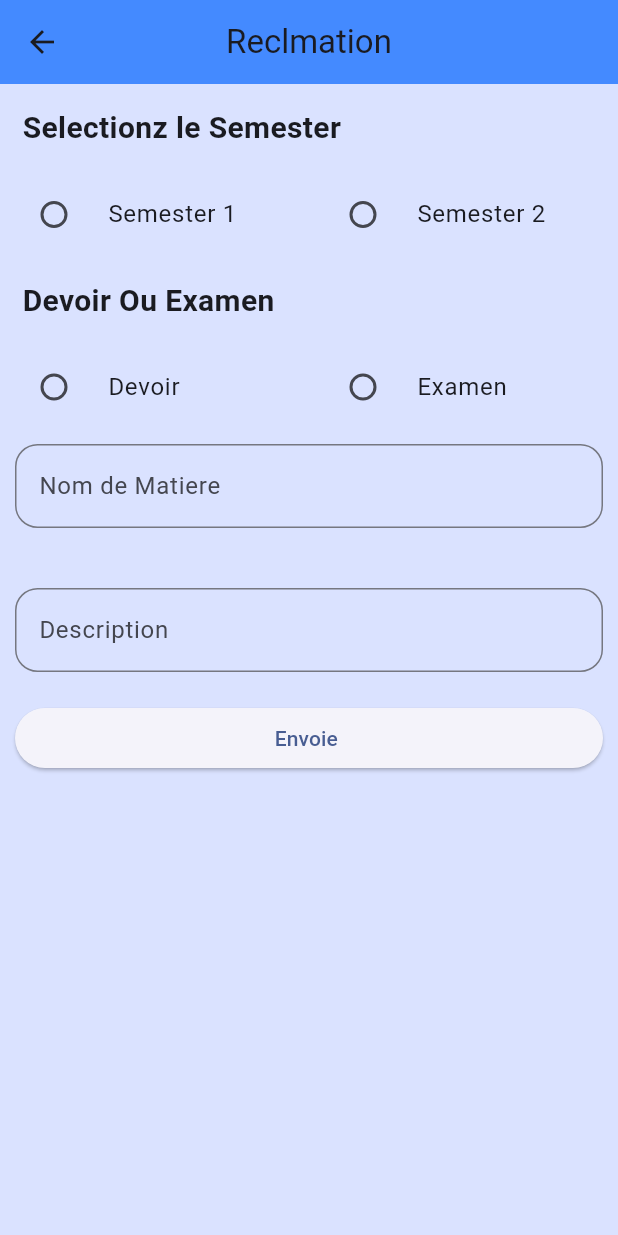
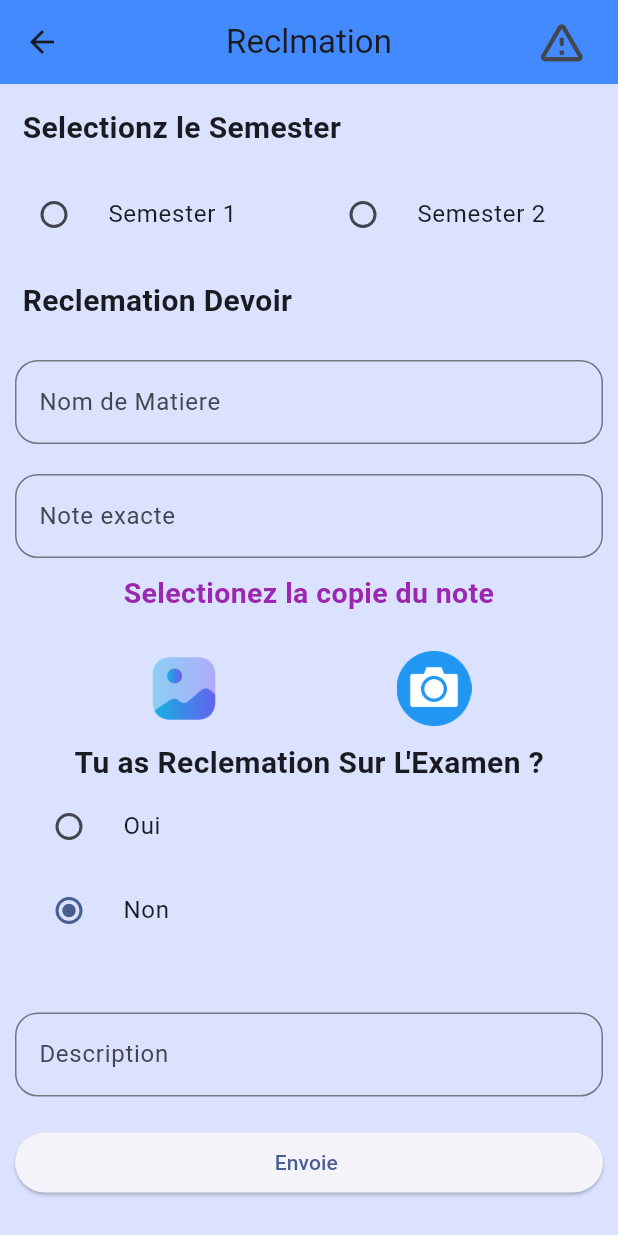
Before and after one commit to talebkhyar/login1, a Flutter app: the Rectlmation screen opened directly, on a phone screen of 412 x 824 dp. Run offline on Flutter 3.47's test engine with Material 3 defaults, Android fonts, the phone set to English and light mode, and no system bars; our stand-ins replace cloud_firestore, curved_navigation_bar, firebase_auth, firebase_core, firebase_storage, hive_flutter and 3 more; missing offline and left inert: flutter_cached_pdfview; accounts and stored records are empty.

Commit message:
affichage reclamation

```diff
--- a/lib/pages/reclemation.dart
+++ b/lib/pages/reclemation.dart
@@ -1,6 +1,7 @@
 import 'dart:io';
 
 import 'package:firebase_auth/firebase_auth.dart';
+import 'package:login1/pages/afficheReclemation.dart';
 import 'package:path/path.dart';
 import 'package:firebase_storage/firebase_storage.dart';
 import 'package:flutter/cupertino.dart';
@@ -23,13 +24,15 @@ class _RectlmationState extends State<Rectlmation> {
   final descripController = TextEditingController();
   File? _selectedImage;
   String? _semester;
-  String? _devoirOuExamen;
+
   String? urlImage;
   bool? valide;
   List<Map<String, dynamic>> studentsData = [];
   String? nom;
   String? emailUser;
   String? fillier;
+  String? reclemationExamen = 'Non';
+  String? etat;
 
   @override
   void initState() {
@@ -39,6 +42,7 @@ class _RectlmationState extends State<Rectlmation> {
 
   @override
   Widget build(BuildContext context) {
+    final now = DateTime.now();
     valide = false;
     return Scaffold(
       backgroundColor: Theme.of(context).colorScheme.primaryContainer,
@@ -46,6 +50,21 @@ class _RectlmationState extends State<Rectlmation> {
         backgroundColor: Colors.blueAccent,
         title: Text('Reclmation'),
         centerTitle: true,
+        actions: [
+          Padding(
+            padding: const EdgeInsets.only(right: 20),
+            child: GestureDetector(
+              onTap: () {
+                Navigator.of(context).push(MaterialPageRoute(
+                    builder: (context) => const AfficheReclemation()));
+              },
+              child: const Icon(
+                Icons.warning_amber_rounded,
+                size: 35,
+              ),
+            ),
+          ),
+        ],
       ),
       body: Container(
         height: double.infinity,
@@ -55,7 +74,7 @@ class _RectlmationState extends State<Rectlmation> {
             const Padding(
               padding: const EdgeInsets.all(15.0),
               child: Text(
-                "Selectionz le Semester",
+                'Selectionz le Semester',
                 style: TextStyle(fontSize: 20, fontWeight: FontWeight.bold),
               ),
             ),
@@ -92,40 +111,11 @@ class _RectlmationState extends State<Rectlmation> {
             const Padding(
               padding: const EdgeInsets.all(15.0),
               child: Text(
-                "Devoir Ou Examen",
+                "Reclemation Devoir",
                 style: TextStyle(fontSize: 20, fontWeight: FontWeight.bold),
               ),
             ),
-            Row(
-              children: [
-                Expanded(
-                  child: RadioListTile(
-                    title: Text('Devoir'),
-                    value: "Devoir",
-                    groupValue: _devoirOuExamen,
-                    onChanged: (value) {
-                      setState(() {
-                        _devoirOuExamen = value;
-                      });
-                      print(value);
-                    },
-                  ),
-                ),
-                Expanded(
-                  child: RadioListTile(
-                    title: Text('Examen'),
-                    value: "Examen",
-                    groupValue: _devoirOuExamen,
-                    onChanged: (value) {
-                      setState(() {
-                        _devoirOuExamen = value;
-                      });
-                      print(value);
-                    },
-                  ),
-                ),
-              ],
-            ),
+
             Padding(
               padding: const EdgeInsets.all(10),
               child: TextField(
@@ -136,7 +126,7 @@ class _RectlmationState extends State<Rectlmation> {
                         borderRadius: BorderRadius.circular(15))),
               ),
             ),
-            if (_devoirOuExamen == "Devoir")
+            // if (_devoirOuExamen == "Devoir")
             Padding(
               padding: const EdgeInsets.all(10),
               child: TextField(
@@ -147,7 +137,7 @@ class _RectlmationState extends State<Rectlmation> {
                         borderRadius: BorderRadius.circular(15))),
               ),
             ),
-            if (_devoirOuExamen == "Devoir")
+            // if (_devoirOuExamen == "Devoir")
             const Text(
               'Selectionez la copie du note',
               textAlign: TextAlign.center,
@@ -156,7 +146,7 @@ class _RectlmationState extends State<Rectlmation> {
                   fontWeight: FontWeight.bold,
                   color: Colors.purple),
             ),
-            if (_devoirOuExamen == "Devoir")
+            //if (_devoirOuExamen == "Devoir")
             Padding(
               padding: const EdgeInsets.only(top: 25),
               child: Row(
@@ -170,7 +160,7 @@ class _RectlmationState extends State<Rectlmation> {
                         height: 50,
                         child: Image.asset('assets/img/gallery.png')),
                   ),
-                    if (_devoirOuExamen == "Devoir")
+                  //if (_devoirOuExamen == "Devoir")
                   MaterialButton(
                       onPressed: () {
                         _pickImageFromCamera();
@@ -178,6 +168,40 @@ class _RectlmationState extends State<Rectlmation> {
                       child: Container(
                           height: 50,
                           child: Image.asset('assets/img/camera.png'))),
+                ],
+              ),
+            ),
+
+            Padding(
+              padding: const EdgeInsets.all(10.0),
+              child: Column(
+                children: [
+                  const Text(
+                    "Tu as Reclemation Sur L'Examen ?",
+                    style: TextStyle(fontSize: 20, fontWeight: FontWeight.bold),
+                  ),
+                  RadioListTile(
+                    title: Text('Oui'),
+                    value: "Oui",
+                    groupValue: reclemationExamen,
+                    onChanged: (value) {
+                      setState(() {
+                        reclemationExamen = value;
+                      });
+                      print(value);
+                    },
+                  ),
+                  RadioListTile(
+                    title: Text('Non'),
+                    value: "Non",
+                    groupValue: reclemationExamen,
+                    onChanged: (value) {
+                      setState(() {
+                        reclemationExamen = value;
+                      });
+                      print(value);
+                    },
+                  ),
                 ],
               ),
             ),
@@ -223,21 +247,21 @@ class _RectlmationState extends State<Rectlmation> {
                                 CupertinoDialogAction(
                                   child: Text('Yes'),
                                   isDefaultAction: true,
-                                  onPressed: ()async {
-
-                                  await  saveImage();
+                                  onPressed: () async {
+                                    await saveImage();
                                     addDataToSave(
                                         _semester.toString().trim(),
-                                        _devoirOuExamen.toString().trim(),
+                                        reclemationExamen.toString(),
                                         matiereController.text.trim(),
                                         noteController.text.trim(),
                                         descripController.text.trim(),
-                                        valide);
+                                        valide,
+                                        now);
 
                                     Navigator.pop(context);
                                     setState(() {
                                       _semester = "";
-                                      _devoirOuExamen = "";
+                                      reclemationExamen = 'Non';
                                       matiereController.text = "";
                                       noteController.text = "";
                                       noteController.text = "";
@@ -273,12 +297,12 @@ class _RectlmationState extends State<Rectlmation> {
       _selectedImage = File(returnedImage!.path);
     });
   }
-
-  Future addDataToSave(String semester, String devoirOuEx, String nomMat,
-      String note, String descrp, valide) async {
-    await FirebaseFirestore.instance.collection('reclemations').add({
+final credential = FirebaseAuth.instance.currentUser;
+  Future addDataToSave(String semester, reclemationExamen, String nomMat,
+      String note, String descrp, valide, now) async {
+    await FirebaseFirestore.instance.collection('reclemations').doc(credential!.uid).set({
       'semester': semester,
-      'devoirOuExamen': devoirOuEx,
+      'reclemationDeExamen': reclemationExamen,
       'nomMatiere': nomMat,
       'noteExact': note,
       'descrip': descrp,
@@ -286,7 +310,9 @@ class _RectlmationState extends State<Rectlmation> {
       'urlImage': urlImage,
       'full_name': nom,
       'email': emailUser,
-      'filiére': fillier
+      'filiére': fillier,
+      'dateEnvoie': now.toString()
+      //'examen'
     });
   }
 
@@ -296,7 +322,6 @@ class _RectlmationState extends State<Rectlmation> {
     await refStorage.putFile(_selectedImage!);
 
     urlImage = await refStorage.getDownloadURL();
-
   }
 
   Future<void> getDataFromFirestore() async {
```
Also changed, not shown: lib/pages/afficheReclemation.dart (added, +62 -0 lines). Lines whose indentation alone changed are shown as unchanged.
